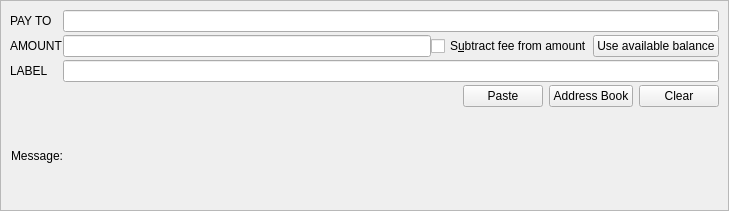
Above: src/qt/forms/sendcoinsentry.ui from barrystyle/vestx before the change. Below: the same form after it.
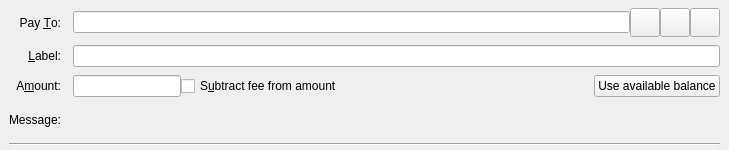
That is the form after the change. Icons and pictures are not drawn. Custom widgets are drawn as their Qt base class.

Patch:
```diff
--- a/src/qt/forms/sendcoinsentry.ui
+++ b/src/qt/forms/sendcoinsentry.ui
@@ -7,7 +7,7 @@
     <x>0</x>
     <y>0</y>
     <width>729</width>
-    <height>211</height>
+    <height>150</height>
    </rect>
   </property>
   <property name="focusPolicy">
@@ -17,141 +17,153 @@
    <bool>false</bool>
   </property>
   <widget class="QFrame" name="SendCoins">
-   <property name="frameShape">
-    <enum>QFrame::StyledPanel</enum>
+   <property name="toolTip">
+    <string>This is a normal payment.</string>
    </property>
-   <property name="frameShadow">
-    <enum>QFrame::Sunken</enum>
+   <property name="frameShape">
+    <enum>QFrame::NoFrame</enum>
    </property>
    <layout class="QGridLayout" name="gridLayout">
+    <property name="topMargin">
+     <number>8</number>
+    </property>
+    <property name="bottomMargin">
+     <number>4</number>
+    </property>
     <property name="horizontalSpacing">
-     <number>0</number>
+     <number>12</number>
     </property>
     <property name="verticalSpacing">
-     <number>3</number>
+     <number>8</number>
     </property>
-    <item row="5" column="1">
-     <layout class="QHBoxLayout" name="payToLayout">
-      <property name="spacing">
-       <number>6</number>
-      </property>
-      <item>
-       <spacer name="horizontalSpacer">
-        <property name="orientation">
-         <enum>Qt::Horizontal</enum>
-        </property>
-        <property name="sizeHint" stdset="0">
-         <size>
-          <width>40</width>
-          <height>20</height>
-         </size>
-        </property>
-       </spacer>
-      </item>
-      <item>
-       <widget class="QPushButton" name="pasteButton">
-        <property name="text">
-         <string>Paste</string>
-        </property>
-       </widget>
-      </item>
-      <item>
-       <widget class="QPushButton" name="addressBookButton">
-        <property name="text">
-         <string>Address Book</string>
-        </property>
-       </widget>
-      </item>
-      <item>
-       <widget class="QPushButton" name="deleteButton">
-        <property name="text">
-         <string>Clear</string>
-        </property>
-       </widget>
-      </item>
-     </layout>
-    </item>
-    <item row="6" column="1">
-     <widget class="QLabel" name="messageTextLabel">
-      <property name="toolTip">
-       <string>A message that was attached to the VESTX: URI which will be stored with the transaction for your reference. Note: This message will not be sent over the VESTX network.</string>
-      </property>
-      <property name="textFormat">
-       <enum>Qt::PlainText</enum>
-      </property>
-     </widget>
-    </item>
-    <item row="6" column="0">
-     <widget class="QLabel" name="messageLabel">
-      <property name="text">
-       <string>Message:</string>
-      </property>
-      <property name="alignment">
-       <set>Qt::AlignRight|Qt::AlignTrailing|Qt::AlignVCenter</set>
-      </property>
-     </widget>
-    </item>
-    <item row="4" column="1">
-     <widget class="QLineEdit" name="addAsLabel">
-      <property name="sizePolicy">
-       <sizepolicy hsizetype="Expanding" vsizetype="Fixed">
-        <horstretch>0</horstretch>
-        <verstretch>0</verstretch>
-       </sizepolicy>
-      </property>
-      <property name="toolTip">
-       <string>&lt;html&gt;&lt;head/&gt;&lt;body&gt;&lt;p&gt;Enter a label for this address to add it to the list of used addresses&lt;/p&gt;&lt;/body&gt;&lt;/html&gt;</string>
-      </property>
-     </widget>
-    </item>
     <item row="0" column="0">
      <widget class="QLabel" name="payToLabel">
       <property name="text">
-       <string>PAY TO</string>
+       <string>Pay &amp;To:</string>
       </property>
       <property name="alignment">
-       <set>Qt::AlignLeading|Qt::AlignLeft|Qt::AlignVCenter</set>
-      </property>
-      <property name="buddy">
-       <cstring>addAsLabel</cstring>
-      </property>
-     </widget>
-    </item>
-    <item row="4" column="0">
-     <widget class="QLabel" name="labelLabel">
-      <property name="text">
-       <string>LABEL</string>
-      </property>
-      <property name="alignment">
-       <set>Qt::AlignLeading|Qt::AlignLeft|Qt::AlignVCenter</set>
+       <set>Qt::AlignRight|Qt::AlignTrailing|Qt::AlignVCenter</set>
       </property>
       <property name="buddy">
        <cstring>payTo</cstring>
       </property>
      </widget>
     </item>
+    <item row="0" column="1">
+     <layout class="QHBoxLayout" name="payToLayout">
+      <property name="spacing">
+       <number>0</number>
+      </property>
+      <item>
+       <widget class="QValidatedLineEdit" name="payTo">
+        <property name="toolTip">
+         <string>The VESTX address to send the payment to</string>
+        </property>
+       </widget>
+      </item>
+      <item>
+       <widget class="QToolButton" name="addressBookButton">
+        <property name="toolTip">
+         <string>Choose previously used address</string>
+        </property>
+        <property name="text">
+         <string/>
+        </property>
+        <property name="icon">
+         <iconset resource="../bitcoin.qrc">
+          <normaloff>:/icons/address-book</normaloff>:/icons/address-book</iconset>
+        </property>
+        <property name="iconSize">
+         <size>
+          <width>22</width>
+          <height>22</height>
+         </size>
+        </property>
+        <property name="shortcut">
+         <string>Alt+A</string>
+        </property>
+       </widget>
+      </item>
+      <item>
+       <widget class="QToolButton" name="pasteButton">
+        <property name="toolTip">
+         <string>Paste address from clipboard</string>
+        </property>
+        <property name="text">
+         <string/>
+        </property>
+        <property name="icon">
+         <iconset resource="../bitcoin.qrc">
+          <normaloff>:/icons/editpaste</normaloff>:/icons/editpaste</iconset>
+        </property>
+        <property name="iconSize">
+         <size>
+          <width>22</width>
+          <height>22</height>
+         </size>
+        </property>
+        <property name="shortcut">
+         <string>Alt+P</string>
+        </property>
+       </widget>
+      </item>
+      <item>
+       <widget class="QToolButton" name="deleteButton">
+        <property name="toolTip">
+         <string>Remove this entry</string>
+        </property>
+        <property name="text">
+         <string/>
+        </property>
+        <property name="icon">
+         <iconset resource="../bitcoin.qrc">
+          <normaloff>:/icons/remove</normaloff>:/icons/remove</iconset>
+        </property>
+        <property name="iconSize">
+         <size>
+          <width>22</width>
+          <height>22</height>
+         </size>
+        </property>
+       </widget>
+      </item>
+     </layout>
+    </item>
+    <item row="1" column="0">
+     <widget class="QLabel" name="labellLabel">
+      <property name="text">
+       <string>&amp;Label:</string>
+      </property>
+      <property name="alignment">
+       <set>Qt::AlignRight|Qt::AlignTrailing|Qt::AlignVCenter</set>
+      </property>
+      <property name="buddy">
+       <cstring>addAsLabel</cstring>
+      </property>
+     </widget>
+    </item>
+    <item row="1" column="1">
+     <widget class="QLineEdit" name="addAsLabel">
+      <property name="toolTip">
+       <string>Enter a label for this address to add it to the list of used addresses</string>
+      </property>
+     </widget>
+    </item>
     <item row="2" column="0">
      <widget class="QLabel" name="amountLabel">
       <property name="text">
-       <string>AMOUNT</string>
+       <string>A&amp;mount:</string>
       </property>
       <property name="alignment">
-       <set>Qt::AlignLeading|Qt::AlignLeft|Qt::AlignVCenter</set>
+       <set>Qt::AlignRight|Qt::AlignTrailing|Qt::AlignVCenter</set>
       </property>
       <property name="buddy">
        <cstring>payAmount</cstring>
       </property>
      </widget>
     </item>
-    <item row="0" column="1">
-     <widget class="QValidatedLineEdit" name="payTo">
-      <property name="toolTip">
-       <string>&lt;html&gt;&lt;head/&gt;&lt;body&gt;&lt;p&gt;The VESTX address to send the payment to&lt;/p&gt;&lt;/body&gt;&lt;/html&gt;</string>
-      </property>
-     </widget>
-    </item>
     <item row="2" column="1">
-     <layout class="QHBoxLayout" name="horizontalLayout">
+     <layout class="QHBoxLayout" name="horizontalLayoutAmount" stretch="0,1,0">
       <item>
        <widget class="BitcoinAmountField" name="payAmount"/>
       </item>
@@ -171,6 +183,33 @@
       </item>
      </layout>
     </item>
+    <item row="3" column="0">
+     <widget class="QLabel" name="messageLabel">
+      <property name="text">
+       <string>Message:</string>
+      </property>
+      <property name="alignment">
+       <set>Qt::AlignRight|Qt::AlignTrailing|Qt::AlignVCenter</set>
+      </property>
+     </widget>
+    </item>
+    <item row="3" column="1">
+     <widget class="QLabel" name="messageTextLabel">
+      <property name="toolTip">
+       <string>A message that was attached to the vestx: URI which will be stored with the transaction for your reference. Note: This message will not be sent over the VESTX network.</string>
+      </property>
+      <property name="textFormat">
+       <enum>Qt::PlainText</enum>
+      </property>
+     </widget>
+    </item>
+    <item row="4" column="0" colspan="2">
+     <widget class="Line" name="line">
+      <property name="orientation">
+       <enum>Qt::Horizontal</enum>
+      </property>
+     </widget>
+    </item>
    </layout>
   </widget>
   <widget class="QFrame" name="SendCoins_InsecurePaymentRequest">
```
Left out of the diff: 36 changed lines with no effect on the pictures.
